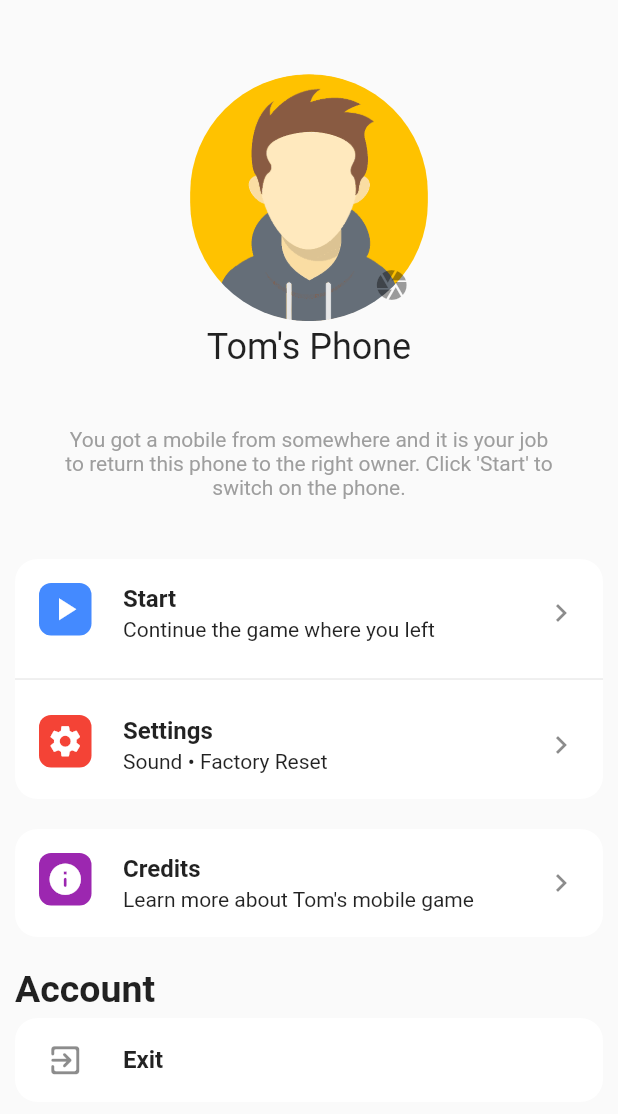
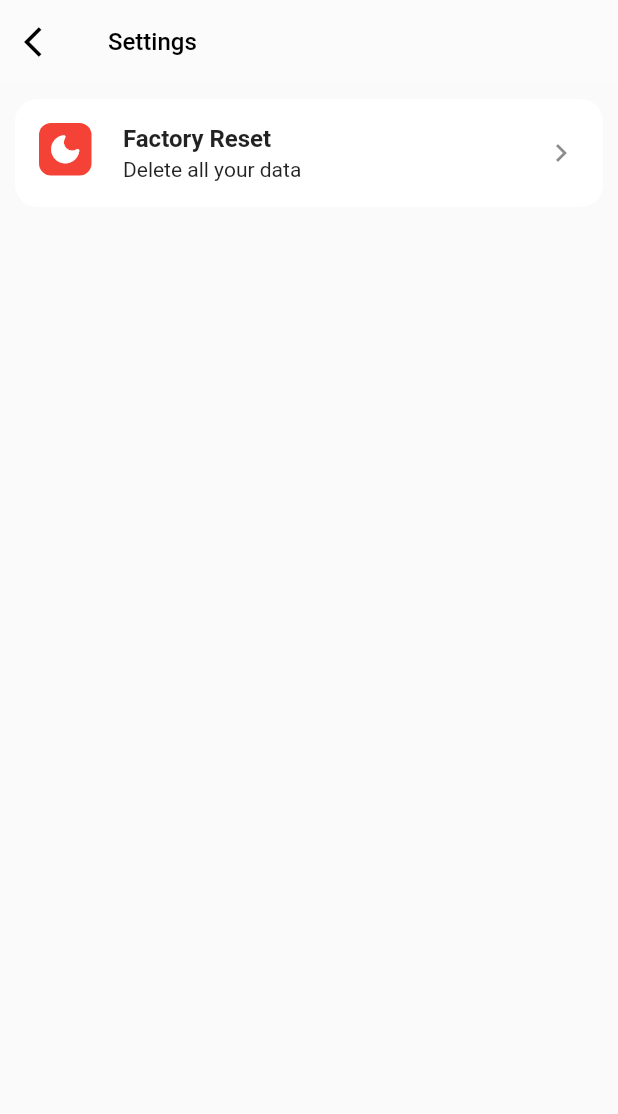
Before and after one commit to sanvijay/toms_phone, a Flutter app: the screen it shows after launch, after a tap on "Settings", on a phone screen of 412 x 824 dp. Shown: the top 1114 px of the screen. Run offline on Flutter 3.47's test engine with Material 2 defaults, Android fonts, the light colour scheme and no system bars; drawn by our look-alikes of babstrap_settings_screen; our stand-ins replace audioplayers, badges, isar, photo_view, shared_preferences, table_calendar; accounts and stored records are empty; generated files the repository leaves out were written again; Roboto replaces fonts that are missing (Poppins); statements that could not run were skipped.

Commit message:
Make the notification logic work

```diff
--- /dev/null
+++ b/toms_phone/lib/constants/game_constants.dart
@@ -0,0 +1,3 @@
+const String inGamePref = 'inGame';
+const int pollingTimeInSecs = 4;
+const String gameRunTimePref = 'gameRunTime';
--- /dev/null
+++ b/toms_phone/lib/libraries/notification_watcher.dart
@@ -0,0 +1,63 @@
+library game_runner;
+
+import 'package:flutter/material.dart';
+import 'package:isar/isar.dart';
+import 'package:toms_phone/models/message.model.dart';
+import 'package:toms_phone/models/notification.model.dart';
+
+class NotificationWatcher {
+  late Isar isar;
+
+  late BuildContext _context;
+
+  NotificationWatcher(context) {
+    _context = context;
+
+    watchNotification();
+  }
+
+  assignIsarObject() async {
+    isar = Isar.getInstance("default") ?? await Isar.open([NotificationModelSchema, MessageModelSchema]);
+  }
+
+  void watchNotification() async {
+    await assignIsarObject();
+
+    Stream<List<NotificationModel>> notificationChanged = isar.collection<NotificationModel>()
+        .filter()
+        .pushedAtGreaterThan(
+          DateTime.now().subtract(const Duration(seconds: 3))
+        )
+        .sortByPushedAtDesc()
+        .limit(1)
+        .watch();
+
+    notificationChanged.listen((result) async {
+      for (var element in result) {
+        showSnackBar(element.object);
+      }
+    });
+  }
+
+  showSnackBar(String appName) {
+    ScaffoldMessenger.of(_context).showSnackBar(
+      SnackBar(
+        backgroundColor: Colors.red,
+        margin: const EdgeInsets.symmetric(vertical: 50, horizontal: 10),
+        elevation: 30,
+        // shape: StadiumBorder(),
+        behavior: SnackBarBehavior.floating,
+        content: Row(
+          children: <Widget>[
+            const Icon(
+              Icons.close,
+              color: Colors.white,
+            ),
+            Text("New notification from $appName"),
+          ],
+        ),
+        duration: const Duration(milliseconds: 1500),
+      )
+    );
+  }
+}
--- a/toms_phone/lib/library/game_runner.dart
+++ /dev/null
@@ -1,56 +0,0 @@
-library game_runner;
-
-import 'package:flutter/material.dart';
-import 'package:isar/isar.dart';
-import 'package:toms_phone/models/notification.model.dart';
-
-class GameRunner {
-  late Isar isar;
-
-  late BuildContext _context;
-
-  GameRunner(context) {
-    _context = context;
-
-    workOnNotification();
-  }
-
-  assignIsarObject() async {
-    isar = Isar.getInstance("default") ?? await Isar.open([NotificationModelSchema]);
-  }
-
-  workOnNotification() async {
-    await assignIsarObject();
-    watchNotification();
-  }
-
-  void watchNotification() async {
-    Stream<void> notificationChanged = isar.collection<NotificationModel>().watchLazy();
-    notificationChanged.listen((event) async {
-      final result = await isar.notificationModels.where().findAll();
-      showSnackBar();
-    });
-  }
-
-  showSnackBar() {
-    ScaffoldMessenger.of(_context).showSnackBar(
-      SnackBar(
-        backgroundColor: Colors.red,
-        margin: const EdgeInsets.symmetric(vertical: 50, horizontal: 10),
-        elevation: 30,
-        // shape: StadiumBorder(),
-        behavior: SnackBarBehavior.floating,
-        content: Row(
-          children: const <Widget>[
-            Icon(
-              Icons.close,
-              color: Colors.white,
-            ),
-            Text("This is a text message"),
-          ],
-        ),
-        duration: const Duration(milliseconds: 1500),
-      )
-    );
-  }
-}
--- a/toms_phone/lib/main.dart
+++ b/toms_phone/lib/main.dart
@@ -3,6 +3,11 @@ import 'dart:async';
 import 'package:flutter/material.dart';
 import 'package:isar/isar.dart';
 import 'package:shared_preferences/shared_preferences.dart';
+import 'package:flutter/services.dart';
+
+import 'package:toms_phone/constants/game_constants.dart';
+import 'package:toms_phone/libraries/game_logic.dart';
+import 'package:toms_phone/models/message.model.dart';
 import 'package:toms_phone/models/notification.model.dart';
 
 import 'package:toms_phone/pages/calculator_screen.dart';
@@ -48,6 +53,8 @@ class _ChatterAppState extends State<ChatterApp> with WidgetsBindingObserver {
   void initState() {
     super.initState();
 
+    SystemChrome.setEnabledSystemUIMode(SystemUiMode.leanBack);
+
     WidgetsBinding.instance.addObserver(this);
     workOnNotification();
   }
@@ -61,29 +68,29 @@ class _ChatterAppState extends State<ChatterApp> with WidgetsBindingObserver {
   workOnNotification() async {
     await assignIsarObject();
 
-    timer = Timer.periodic(const Duration(seconds: 4), (Timer t) async {
+    timer = Timer.periodic(const Duration(seconds: pollingTimeInSecs), (Timer t) async {
       var prefs = await SharedPreferences.getInstance();
-      _isInGame = prefs.getBool('inGame') ?? false;
-      print("IsInForeground: $_isInForeground isInGame: $_isInGame");
+      _isInGame = prefs.getBool(inGamePref) ?? false;
+      int runTime = prefs.getInt(gameRunTimePref) ?? 0;
+
+      int notificationCount = isar.notificationModels.countSync();
+
+      print("IsInForeground: $_isInForeground isInGame: $_isInGame gameRunTime: $runTime notificationCount: $notificationCount");
       if (_isInForeground && _isInGame) {
-        // await insertNotification();
+        GameLogic().executeGameLogic();
+        prefs.setInt(gameRunTimePref, runTime + pollingTimeInSecs);
       }
     });
   }
 
   assignIsarObject() async {
-    isar = Isar.getInstance("default") ?? await Isar.open([NotificationModelSchema]);
-  }
-
-  insertNotification() async {
-    await isar.writeTxn(() async {
-      final notification = NotificationModel(object: (['Messages', 'Radio', 'Clock']..shuffle()).first, objectId: 1, read: false);
-      await isar.collection<NotificationModel>().put(notification);
-    });
+    isar = Isar.getInstance("default") ?? await Isar.open([NotificationModelSchema, MessageModelSchema]);
   }
 
   @override
   void dispose() {
+    SystemChrome.setEnabledSystemUIMode(SystemUiMode.manual, overlays: SystemUiOverlay.values);
+
     WidgetsBinding.instance.removeObserver(this);
     timer?.cancel();
     super.dispose();
--- a/toms_phone/lib/models/notification.model.dart
+++ b/toms_phone/lib/models/notification.model.dart
@@ -1,20 +1,30 @@
 import 'package:isar/isar.dart';
+
+import 'package:toms_phone/models/message.model.dart';
 
 part 'notification.model.g.dart';
 
 @collection
 class NotificationModel {
   NotificationModel({
+    required this.id,
     required this.object,
-    required this.objectId,
-    required this.read
-  }) : id = Isar.autoIncrement;
+    required this.canPushKey
+  });
 
   final Id id;
 
   final String object;
 
-  final int objectId;
+  final String canPushKey;
 
-  final bool read;
+  bool read = false;
+
+  DateTime? pushedAt;
+
+  final message = IsarLink<MessageModel>();
+
+  String? messageContent;
+
+  final DateTime created = DateTime.now();
 }
--- a/toms_phone/lib/pages/game_menu_screen.dart
+++ b/toms_phone/lib/pages/game_menu_screen.dart
@@ -3,8 +3,10 @@ import 'package:flutter/material.dart';
 import 'package:flutter/services.dart';
 import 'package:babstrap_settings_screen/babstrap_settings_screen.dart';
 import 'package:shared_preferences/shared_preferences.dart';
+import 'package:toms_phone/libraries/game_data.dart';
 
-import 'package:toms_phone/library/game_runner.dart';
+import 'package:toms_phone/libraries/notification_watcher.dart';
+import 'package:toms_phone/constants/game_constants.dart';
 
 class GameMenuScreen extends StatefulWidget {
   const GameMenuScreen({Key? key}) : super(key: key);
@@ -18,11 +20,11 @@ class _GameMenuScreenState extends State<GameMenuScreen> {
   void initState() {
     () async {
       var prefs = await SharedPreferences.getInstance();
-      prefs.setBool('inGame', false);
+      prefs.setBool(inGamePref, false);
     }();
 
     Future.delayed(Duration.zero,() {
-      GameRunner(context);
+      NotificationWatcher(context);
     });
     super.initState();
   }
@@ -68,7 +70,9 @@ class _GameMenuScreenState extends State<GameMenuScreen> {
                   subtitle: "Continue the game where you left",
                 ),
                 SettingsItem(
-                  onTap: () {},
+                  onTap: () {
+                    Navigator.of(context).push(_createRoute(const GameSettingsScreen()));
+                  },
                   icons: Icons.settings,
                   iconStyle: IconStyle(
                     iconsColor: Colors.white,
@@ -84,7 +88,7 @@ class _GameMenuScreenState extends State<GameMenuScreen> {
               items: [
                 SettingsItem(
                   onTap: () {
-                    Navigator.of(context).push(_createRoute());
+                    Navigator.of(context).push(_createRoute(const CreditsScreen()));
                   },
                   icons: Icons.info_rounded,
                   iconStyle: IconStyle(
@@ -183,7 +187,7 @@ class CreditsScreen extends StatelessWidget {
               items: [
                 SettingsItem(
                   onTap: () {
-                    Navigator.of(context).push(_createRoute());
+                    Navigator.of(context).push(_createRoute(const CreditsScreen()));
                   },
                   icons: Icons.info_rounded,
                   iconStyle: IconStyle(
@@ -221,9 +225,100 @@ class CreditsScreen extends StatelessWidget {
   }
 }
 
-Route _createRoute() {
+class GameSettingsScreen extends StatelessWidget {
+  const GameSettingsScreen({super.key});
+
+  @override
+  Widget build(BuildContext context) {
+    return Scaffold(
+      appBar: AppBar(
+        leading: IconButton(
+          onPressed: () {
+            Navigator.pop(context);
+          },
+          icon: const Icon(Icons.arrow_back_ios),
+        ),
+        iconTheme: const IconThemeData(color: Colors.black),
+        elevation: 0,
+        backgroundColor: Colors.white10,
+        title: const Text(
+          'Settings',
+          style: TextStyle(
+              fontFamily: 'Poppins',
+              fontSize: 16,
+              color: Colors.black
+          ),
+        ),
+      ),
+      body: Padding(
+        padding: const EdgeInsets.all(10),
+        child: ListView(
+          children: [
+            SettingsGroup(
+              items: [
+                SettingsItem(
+                  onTap: () {
+                    showDialog(
+                      context: context,
+                      builder: (BuildContext context) {
+                        return AlertDialog(
+                          title: const Text('Your data will be lost. Are you sure you want to reset your game?'),
+                          actions: [
+                            ElevatedButton(
+                                onPressed: () async {
+                                  await GameData().deleteAllData();
+
+                                  var prefs = await SharedPreferences.getInstance();
+                                  prefs.setInt(gameRunTimePref, 0);
+                                  Navigator.of(context).pop();
+                                },
+                                child: const Text('Yes')
+                            ),
+                            TextButton(
+                                onPressed: () => Navigator.of(context).pop(),
+                                child: const Text('No')
+                            )
+                          ],
+                        );
+                      }
+                    );
+                  },
+                  icons: Icons.dark_mode_rounded,
+                  iconStyle: IconStyle(
+                    iconsColor: Colors.white,
+                    withBackground: true,
+                    backgroundColor: Colors.red,
+                  ),
+                  title: 'Factory Reset',
+                  subtitle: "Delete all your data",
+                ),
+                // SettingsItem(
+                //   onTap: () {},
+                //   icons: Icons.dark_mode_rounded,
+                //   iconStyle: IconStyle(
+                //     iconsColor: Colors.white,
+                //     withBackground: true,
+                //     backgroundColor: Colors.red,
+                //   ),
+                //   title: 'Dark mode',
+                //   subtitle: "Automatic",
+                //   trailing: Switch.adaptive(
+                //     value: false,
+                //     onChanged: (value) {},
+                //   ),
+                // ),
+              ],
+            ),
+          ],
+        ),
+      ),
+    );
+  }
+}
+
+Route _createRoute(Widget screen) {
   return PageRouteBuilder(
-    pageBuilder: (context, animation, secondaryAnimation) => const CreditsScreen(),
+    pageBuilder: (context, animation, secondaryAnimation) => screen,
     transitionsBuilder: (context, animation, secondaryAnimation, child) {
       const begin = Offset(1.0, 0.0);
       const end = Offset.zero;
--- a/toms_phone/lib/pages/home_screen.dart
+++ b/toms_phone/lib/pages/home_screen.dart
@@ -5,6 +5,7 @@ import 'package:flutter/material.dart';
 import 'package:intl/intl.dart';
 import 'package:isar/isar.dart';
 import 'package:shared_preferences/shared_preferences.dart';
+import 'package:toms_phone/models/message.model.dart';
 
 import 'package:toms_phone/models/notification.model.dart';
 
@@ -342,9 +343,9 @@ Widget iconWidget({ required String key, required String label, required Icon ic
   );
 
   Future<int> notificationCount() async {
-    Isar isar = Isar.getInstance("default") ?? await Isar.open([NotificationModelSchema]);
+    Isar isar = Isar.getInstance("default") ?? await Isar.open([NotificationModelSchema, MessageModelSchema]);
 
-    return isar.notificationModels.filter().objectEqualTo(key).count();
+    return isar.notificationModels.filter().objectEqualTo(key).pushedAtIsNotNull().readEqualTo(false).count();
   }
 
   return Column(
--- a/toms_phone/lib/pages/phone_starting_screen.dart
+++ b/toms_phone/lib/pages/phone_starting_screen.dart
@@ -1,6 +1,7 @@
 import 'dart:async';
 
 import 'package:flutter/material.dart';
+import 'package:toms_phone/libraries/game_data.dart';
 
 class PhoneStartingScreen extends StatefulWidget {
   const PhoneStartingScreen({Key? key}) : super(key: key);
@@ -27,6 +28,7 @@ class _PhoneStartingScreenState extends State<PhoneStartingScreen> with TickerPr
 
   startTime() async {
     var duration = const Duration(seconds: 5);
+    await GameData().initializeNotification();
     return Timer(duration, route);
   }
 
```
Also changed, not shown: toms_phone/lib/libraries/game_data.dart (added, +67 -0 lines), toms_phone/lib/libraries/game_logic.dart (added, +38 -0 lines), toms_phone/lib/models/message.model.dart (added, +31 -0 lines), toms_phone/lib/models/message.model.g.dart (added), toms_phone/lib/models/notification.model.g.dart.
